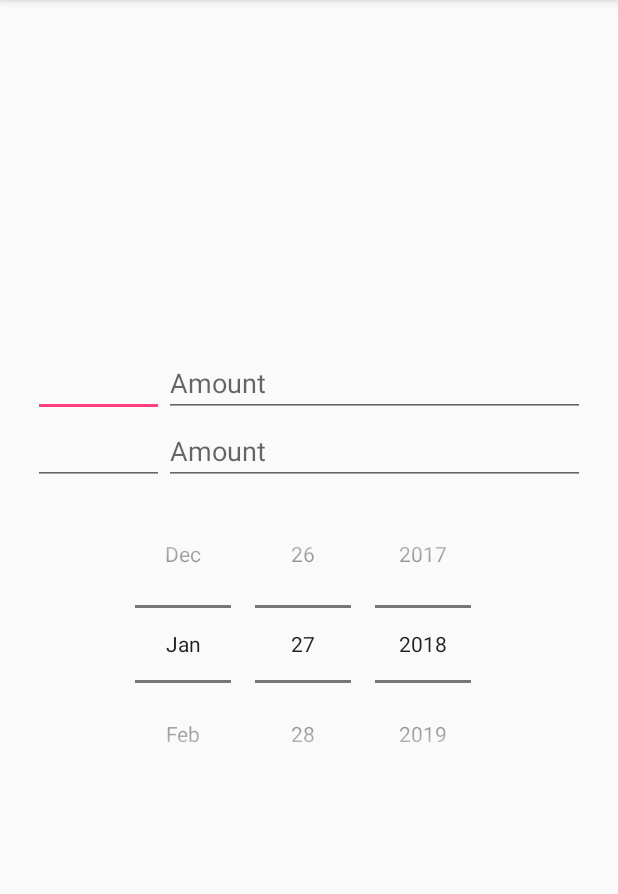
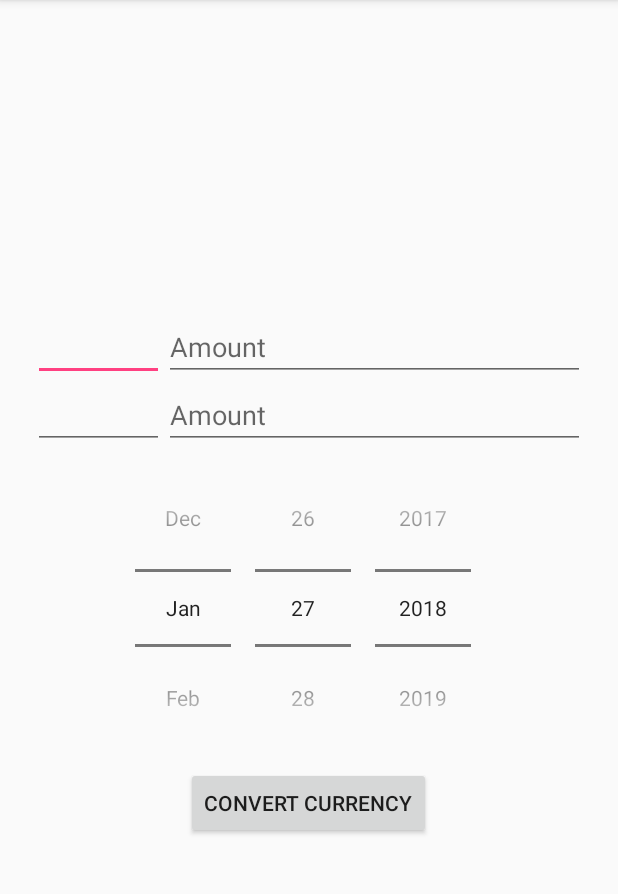
Before and after one commit to Stumpbeard/CoinMotion, an Android app: the screen it shows after launch (MainActivity), on a phone screen of 412 x 824 dp, the part 84-978 px from its top. Run offline under Robolectric (Android 15) with nearby library versions, the phone set to English and light mode, and no system bars.

Commit message:
Added convert button (non functional)

```diff
--- a/app/src/main/res/layout/activity_main.xml
+++ b/app/src/main/res/layout/activity_main.xml
@@ -67,5 +67,18 @@
             android:layout_weight="1"
             android:calendarViewShown="false"
             android:datePickerMode="spinner" />
+
+        <RelativeLayout
+            android:layout_width="match_parent"
+            android:layout_height="wrap_content">
+
+            <Button
+                android:id="@+id/button3"
+                android:layout_width="wrap_content"
+                android:layout_height="wrap_content"
+                android:layout_alignParentLeft="false"
+                android:layout_centerHorizontal="true"
+                android:text="@string/convertButton" />
+        </RelativeLayout>
     </LinearLayout>
 </android.support.constraint.ConstraintLayout>
--- a/app/src/main/res/values/strings.xml
+++ b/app/src/main/res/values/strings.xml
@@ -1,4 +1,5 @@
 <resources>
     <string name="app_name">CoinMotion</string>
     <string name="amountHint">Amount</string>
+    <string name="convertButton">Convert Currency</string>
 </resources>
```
